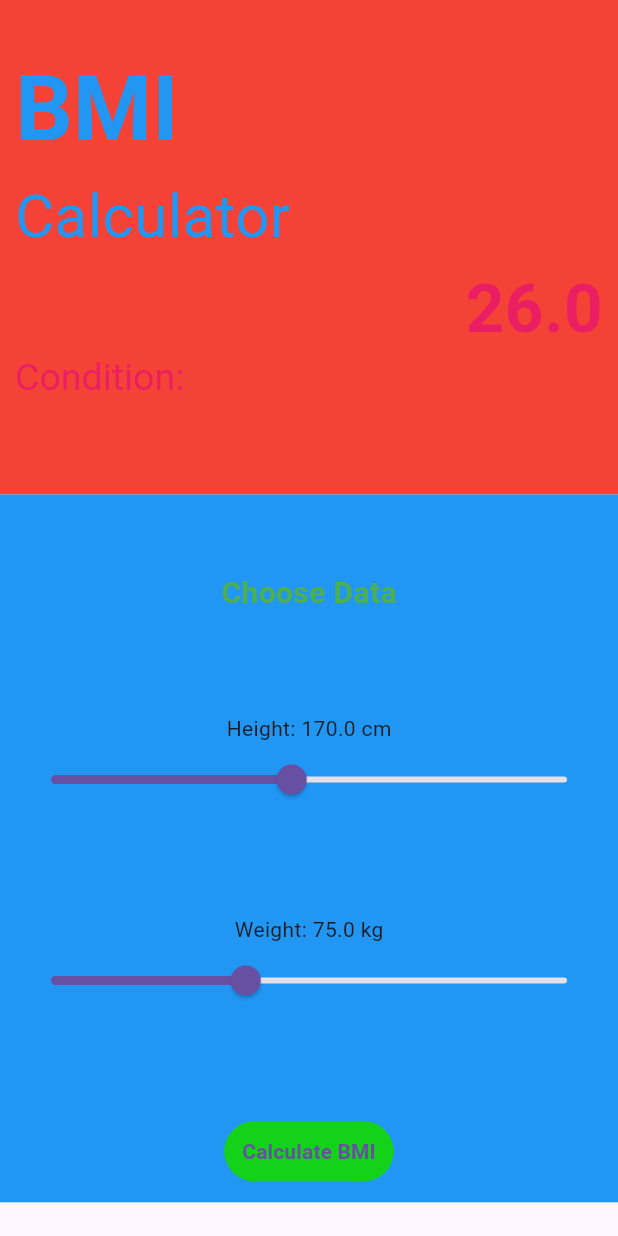
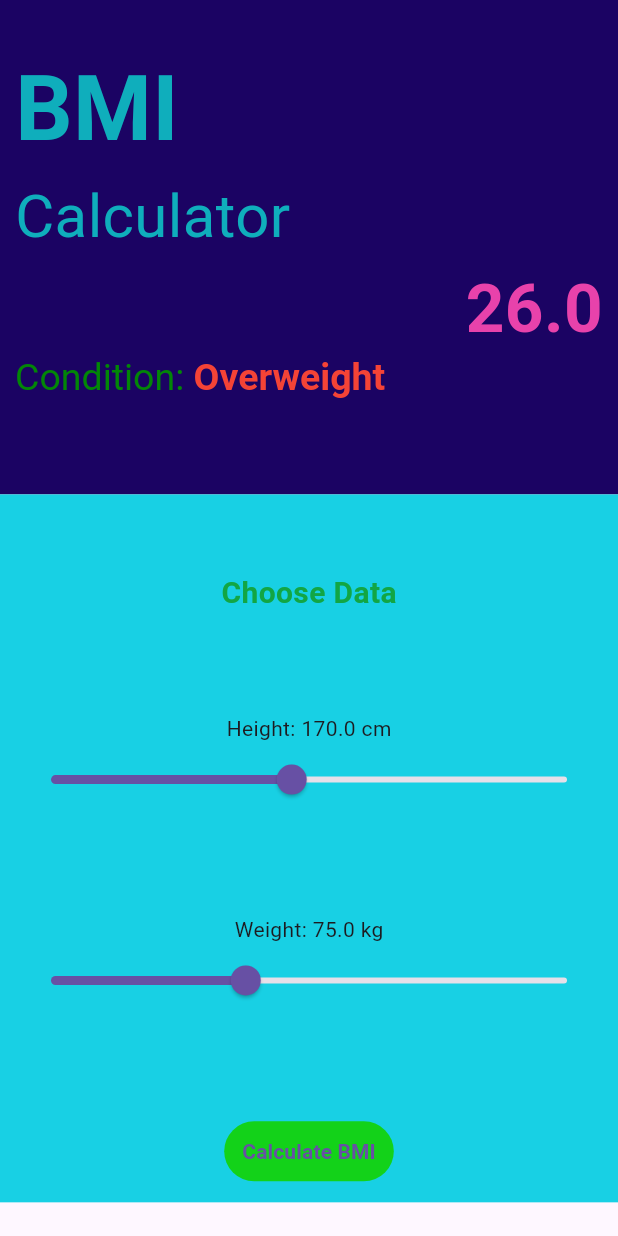
Before and after one commit to Spreethy/BMI_calculator, a Flutter app: the screen it shows after launch, after a tap on "Calculate BMI", on a phone screen of 412 x 824 dp. Run offline on Flutter 3.47's test engine with Material 3 defaults, Android fonts, the phone set to English and light mode, and no system bars.

Commit message:
change colors

```diff
--- a/lib/main.dart
+++ b/lib/main.dart
@@ -1,10 +1,8 @@
 import 'package:flutter/material.dart';
-import 'package:flutter/rendering.dart';
-import 'package:flutter/widgets.dart';
 
 void main() {
   runApp(MaterialApp(
-    theme: ThemeData(primaryColor: Colors.blue),
+    theme: ThemeData(primaryColor: Color.fromARGB(255, 27, 3, 99)),
     home: const MyApp(),
     debugShowCheckedModeBanner: false,
   ));
@@ -49,22 +47,25 @@ class _MyAppState extends State<MyApp> {
             Container(
               height: size.height * 0.40,
               width: double.infinity,
-              decoration: const BoxDecoration(color: Colors.red),
+              decoration:
+                  const BoxDecoration(color: Color.fromARGB(255, 27, 3, 99)),
               padding:
                   const EdgeInsets.symmetric(vertical: 30.0, horizontal: 10.0),
               child: Column(
                 crossAxisAlignment: CrossAxisAlignment.start,
                 children: [
-                  const Text("BMI",
-                      style: TextStyle(
-                        color: Colors.blue,
-                        fontWeight: FontWeight.bold,
-                        fontSize: 60.0,
-                      )),
+                  const Text(
+                    "BMI",
+                    style: TextStyle(
+                      color: Color.fromARGB(255, 15, 174, 188),
+                      fontWeight: FontWeight.bold,
+                      fontSize: 60.0,
+                    ),
+                  ),
                   const Text(
                     "Calculator",
                     style: TextStyle(
-                      color: Colors.blue,
+                      color: Color.fromARGB(255, 15, 174, 188),
                       fontSize: 40.0,
                     ),
                   ),
@@ -73,7 +74,7 @@ class _MyAppState extends State<MyApp> {
                     child: Text(
                       _bmi > 0 ? _bmi.toStringAsFixed(1) : '0.0',
                       style: const TextStyle(
-                        color: Colors.pink,
+                        color: Color.fromARGB(255, 232, 66, 171),
                         fontWeight: FontWeight.bold,
                         fontSize: 45.0,
                       ),
@@ -83,8 +84,9 @@ class _MyAppState extends State<MyApp> {
                   RichText(
                     text: TextSpan(
                       text: "Condition: ",
-                      style:
-                          const TextStyle(color: Colors.pink, fontSize: 25.0),
+                      style: const TextStyle(
+                          color: Color.fromARGB(255, 2, 134, 7),
+                          fontSize: 25.0),
                       children: <TextSpan>[
                         TextSpan(
                           text: _condition,
@@ -101,7 +103,8 @@ class _MyAppState extends State<MyApp> {
               ),
             ),
             Container(
-              decoration: const BoxDecoration(color: Colors.blue),
+              decoration:
+                  const BoxDecoration(color: Color.fromARGB(255, 24, 208, 228)),
               padding:
                   const EdgeInsets.symmetric(horizontal: 10.0, vertical: 10.0),
               width: double.infinity,
@@ -111,7 +114,7 @@ class _MyAppState extends State<MyApp> {
                   const Text(
                     "Choose Data",
                     style: TextStyle(
-                      color: Colors.green,
+                      color: Color(0xFF12a644),
                       fontWeight: FontWeight.bold,
                       fontSize: 20.0,
                     ),
```
